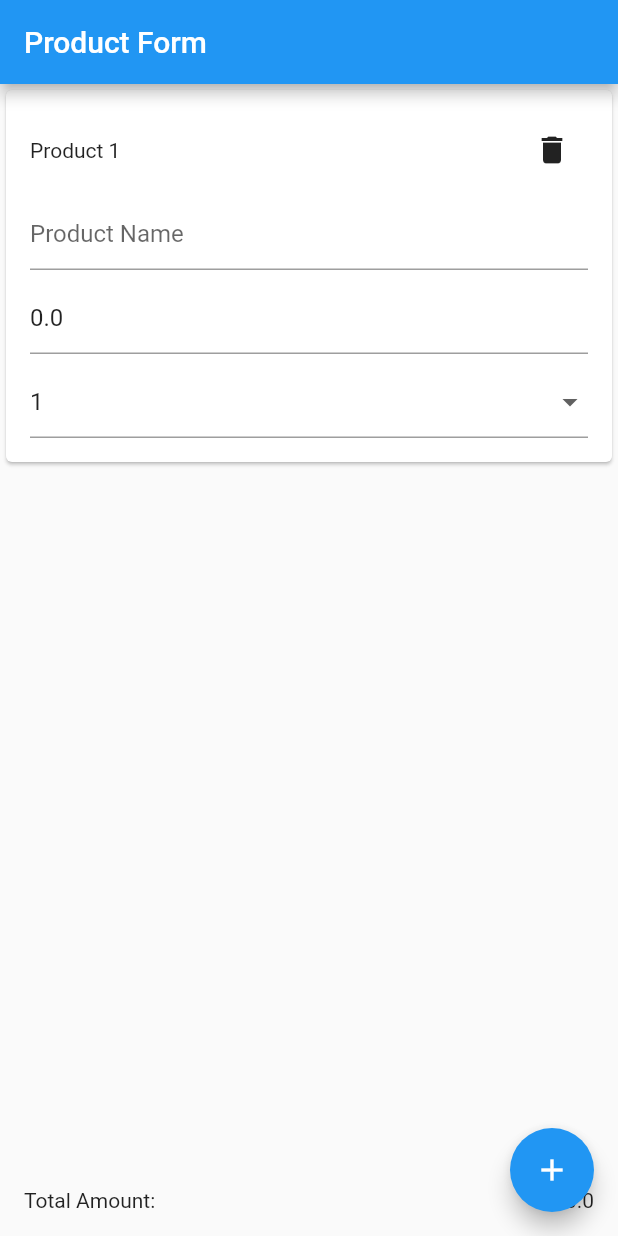
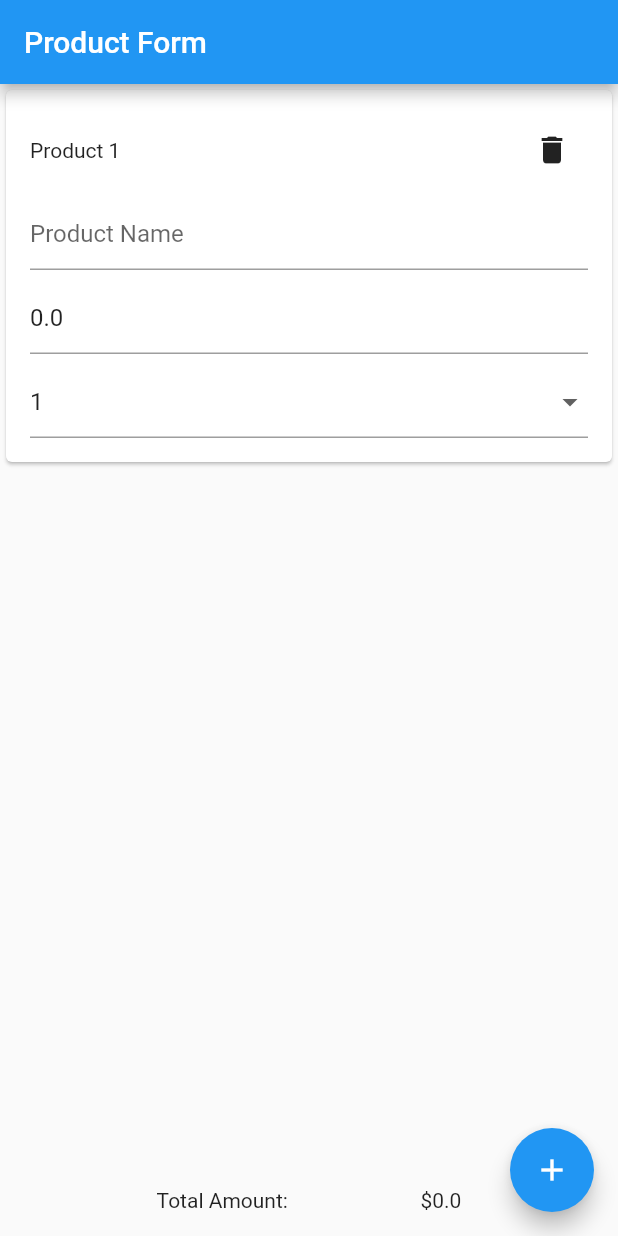
Before and after one commit to hardik17771/dynamic_forms_flutter, a Flutter app: the screen it shows after launch, on a phone screen of 412 x 824 dp. Run offline on Flutter 3.47's test engine with Material 2 defaults, Android fonts, the light colour scheme and no system bars.

Commit message:
made ui changes

```diff
--- a/lib/main.dart
+++ b/lib/main.dart
@@ -17,7 +17,7 @@ class ProductForm extends StatefulWidget {
 }
 
 class _ProductFormState extends State<ProductForm> {
-  List<Product> _products = [Product(name: "", price: 0, quantity: 1)];
+  final List<Product> _products = [Product(name: "", price: 0, quantity: 1)];
   double _totalAmount = 0;
   final List<int> _quantityValues = List.generate(10, (index) => index + 1);
 
@@ -128,7 +128,7 @@ class _ProductFormState extends State<ProductForm> {
             Padding(
               padding: EdgeInsets.all(16.0),
               child: Row(
-                mainAxisAlignment: MainAxisAlignment.spaceBetween,
+                mainAxisAlignment: MainAxisAlignment.spaceEvenly,
                 children: [
                   Text('Total Amount:'),
                   Text('\$$_totalAmount'),
```
